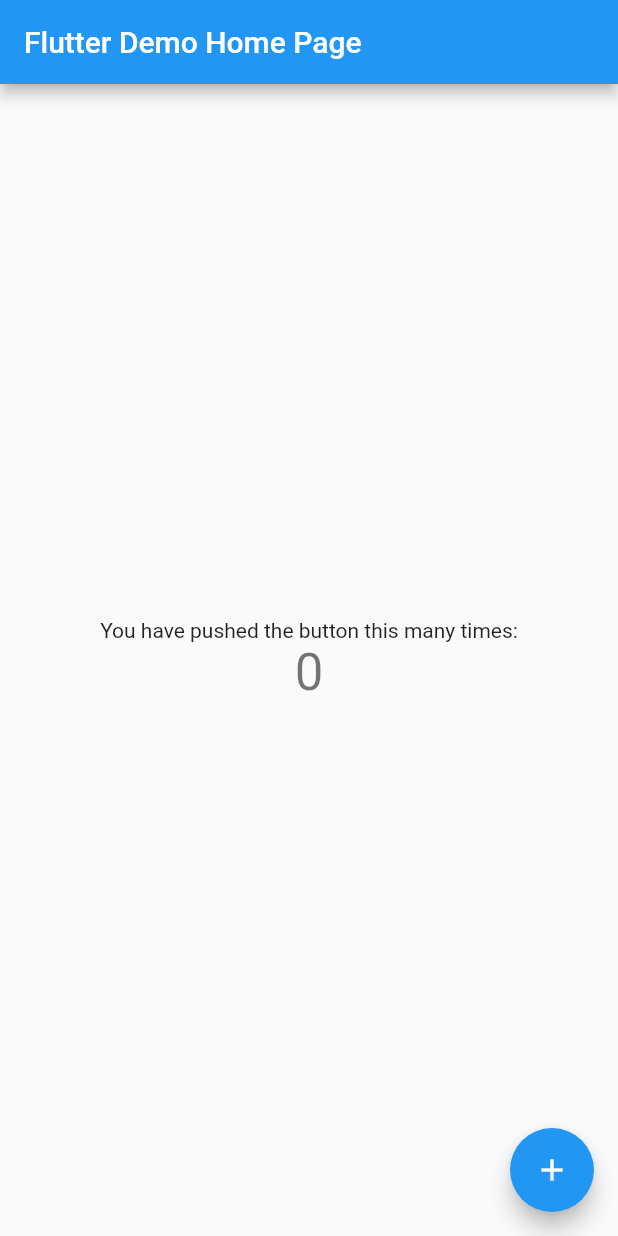
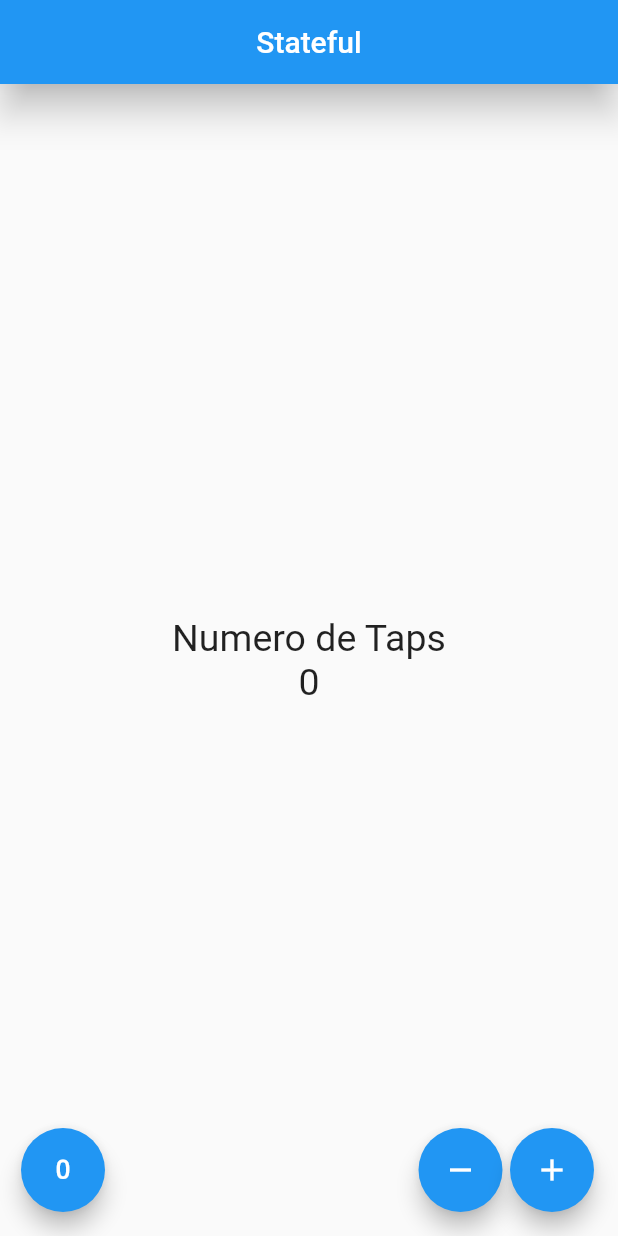
Before and after one commit to jaisenbe58r/Curso-Flutter-Apps, a Flutter app: the screen it shows after launch, on a phone screen of 412 x 824 dp. Run offline on Flutter 3.47's test engine with Material 2 defaults, Android fonts, the phone set to English and light mode, and no system bars.

Commit message:
Sección 1

```diff
--- a/contador/lib/main.dart
+++ b/contador/lib/main.dart
@@ -1,111 +1,9 @@
+
 import 'package:flutter/material.dart';
 
-void main() => runApp(MyApp());
+import 'src/app.dart';
 
-class MyApp extends StatelessWidget {
-  // This widget is the root of your application.
-  @override
-  Widget build(BuildContext context) {
-    return MaterialApp(
-      title: 'Flutter Demo',
-      theme: ThemeData(
-        // This is the theme of your application.
-        //
-        // Try running your application with "flutter run". You'll see the
-        // application has a blue toolbar. Then, without quitting the app, try
-        // changing the primarySwatch below to Colors.green and then invoke
-        // "hot reload" (press "r" in the console where you ran "flutter run",
-        // or simply save your changes to "hot reload" in a Flutter IDE).
-        // Notice that the counter didn't reset back to zero; the application
-        // is not restarted.
-        primarySwatch: Colors.blue,
-      ),
-      home: MyHomePage(title: 'Flutter Demo Home Page'),
-    );
-  }
+void main() {
+
+  runApp(new MyApp());
 }
-
-class MyHomePage extends StatefulWidget {
-  MyHomePage({Key key, this.title}) : super(key: key);
-
-  // This widget is the home page of your application. It is stateful, meaning
-  // that it has a State object (defined below) that contains fields that affect
-  // how it looks.
-
-  // This class is the configuration for the state. It holds the values (in this
-  // case the title) provided by the parent (in this case the App widget) and
-  // used by the build method of the State. Fields in a Widget subclass are
-  // always marked "final".
-
-  final String title;
-
-  @override
-  _MyHomePageState createState() => _MyHomePageState();
-}
-
-class _MyHomePageState extends State<MyHomePage> {
-  int _counter = 0;
-
-  void _incrementCounter() {
-    setState(() {
-      // This call to setState tells the Flutter framework that something has
-      // changed in this State, which causes it to rerun the build method below
-      // so that the display can reflect the updated values. If we changed
-      // _counter without calling setState(), then the build method would not be
-      // called again, and so nothing would appear to happen.
-      _counter++;
-    });
-  }
-
-  @override
-  Widget build(BuildContext context) {
-    // This method is rerun every time setState is called, for instance as done
-    // by the _incrementCounter method above.
-    //
-    // The Flutter framework has been optimized to make rerunning build methods
-    // fast, so that you can just rebuild anything that needs updating rather
-    // than having to individually change instances of widgets.
-    return Scaffold(
-      appBar: AppBar(
-        // Here we take the value from the MyHomePage object that was created by
-        // the App.build method, and use it to set our appbar title.
-        title: Text(widget.title),
-      ),
-      body: Center(
-        // Center is a layout widget. It takes a single child and positions it
-        // in the middle of the parent.
-        child: Column(
-          // Column is also a layout widget. It takes a list of children and
-          // arranges them vertically. By default, it sizes itself to fit its
-          // children horizontally, and tries to be as tall as its parent.
-          //
-          // Invoke "debug painting" (press "p" in the console, choose the
-          // "Toggle Debug Paint" action from the Flutter Inspector in Android
-          // Studio, or the "Toggle Debug Paint" command in Visual Studio Code)
-          // to see the wireframe for each widget.
-          //
-          // Column has various properties to control how it sizes itself and
-          // how it positions its children. Here we use mainAxisAlignment to
-          // center the children vertically; the main axis here is the vertical
-          // axis because Columns are vertical (the cross axis would be
-          // horizontal).
-          mainAxisAlignment: MainAxisAlignment.center,
-          children: <Widget>[
-            Text(
-              'You have pushed the button this many times:',
-            ),
-            Text(
-              '$_counter',
-              style: Theme.of(context).textTheme.display1,
-            ),
-          ],
-        ),
-      ),
-      floatingActionButton: FloatingActionButton(
-        onPressed: _incrementCounter,
-        tooltip: 'Increment',
-        child: Icon(Icons.add),
-      ), // This trailing comma makes auto-formatting nicer for build methods.
-    );
-  }
-}
--- /dev/null
+++ b/contador/lib/src/app.dart
@@ -0,0 +1,20 @@
+import 'package:flutter/material.dart';
+// import 'package:contador/src/pages/home_page.dart';
+import 'package:contador/src/pages/contador_page.dart';
+
+
+class MyApp extends StatelessWidget {
+
+  @override
+  Widget build(context) {
+
+    return MaterialApp(
+      debugShowCheckedModeBanner: false,   // quitar el banner de arriba a la derecha
+      home: Center(
+        // child: HomePage(),
+        child: ContadorPage(),
+        ),
+    );
+  }
+
+}
--- /dev/null
+++ b/contador/lib/src/pages/contador_page.dart
@@ -0,0 +1,80 @@
+
+import 'package:flutter/material.dart';
+
+
+class ContadorPage extends StatefulWidget {
+
+  @override
+  createState() =>  _ContadorPageState();
+
+}
+
+class _ContadorPageState extends State<ContadorPage> {
+
+  final _estiloTexto = new TextStyle(fontSize: 25);
+  int _conteo = 0;
+
+  @override
+  Widget build(BuildContext context) {
+
+    return Scaffold(
+
+      appBar: AppBar(
+        title: Text('Stateful'),
+        centerTitle: true,
+        elevation: 10,
+      ),
+
+      body: Center(
+
+        child: Column(mainAxisAlignment: MainAxisAlignment.center,
+          children: <Widget>[
+            Text('Numero de Taps', style: _estiloTexto),
+            Text('$_conteo', style: _estiloTexto)
+          ],
+        ),
+        ),
+
+      floatingActionButtonLocation: FloatingActionButtonLocation.endFloat,
+
+      floatingActionButton: _crearBotones()
+
+
+
+      );
+
+  }
+
+  Widget _crearBotones() {
+
+    return Row(
+
+      mainAxisAlignment: MainAxisAlignment.end,
+
+      children: <Widget>[
+        SizedBox(width: 30.0),
+        FloatingActionButton(child: Icon(Icons.exposure_zero), onPressed: _reset),
+        Expanded(child: SizedBox(width: 5.0)),
+        FloatingActionButton(child: Icon(Icons.remove), onPressed: _sustraer),
+        SizedBox(width: 5.0),
+        FloatingActionButton(child: Icon(Icons.add), onPressed: _agregar)
+
+      ],
+    );
+
+  }
+
+  void _agregar() {
+    setState(() => _conteo++ );
+  }
+
+  void _sustraer() {
+    setState(() => _conteo--);
+  }
+
+  void _reset() {
+    setState(() => _conteo=0 );
+  }
+
+
+}
```
Also changed, not shown: contador/lib/src/pages/home_page.dart (added, +45 -0 lines), 1 other file.
